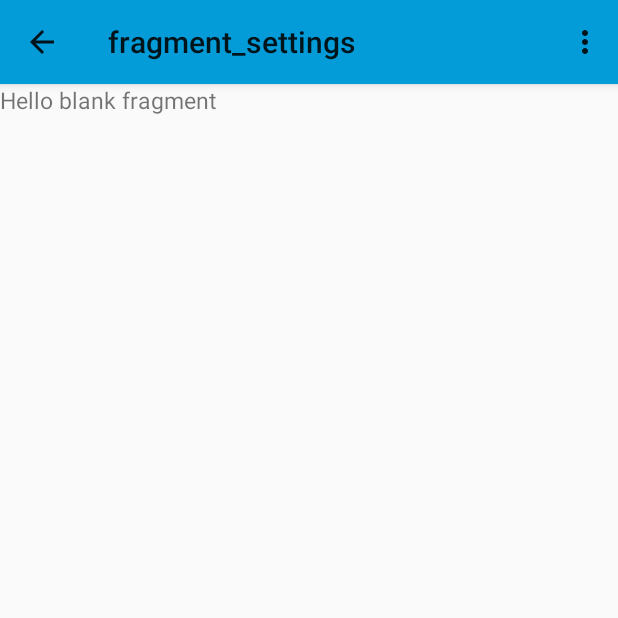
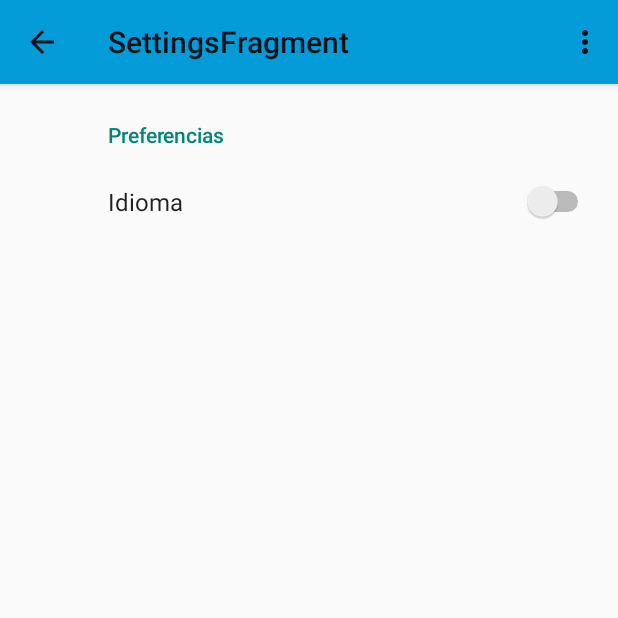
Before and after one commit to robbob93/PMDM-Tarea-2, an Android app: the screen it shows after launch (MainActivity), in the side drawer, after a tap on "Settings", on a phone screen of 412 x 824 dp, the top half of it. Run offline under Robolectric (Android 15) with nearby library versions, the phone set to English and light mode, and no system bars; our stand-ins replace androidx.preference, navigation-ui.

Commit message:
Primera implementación de preferencias y enlace desde el navegador

```diff
--- a/ListadoPersonajes/app/build.gradle.kts
+++ b/ListadoPersonajes/app/build.gradle.kts
@@ -48,6 +48,7 @@ dependencies {
     implementation(libs.material)
     implementation(libs.activity)
     implementation(libs.constraintlayout)
+    implementation(libs.preference)
     testImplementation(libs.junit)
     androidTestImplementation(libs.ext.junit)
     androidTestImplementation(libs.espresso.core)
--- a/ListadoPersonajes/app/src/main/java/linares/rodriguez/listadopersonajes/MainActivity.java
+++ b/ListadoPersonajes/app/src/main/java/linares/rodriguez/listadopersonajes/MainActivity.java
@@ -6,12 +6,10 @@ import android.view.MenuInflater;
 import android.view.MenuItem;
 import android.view.View;
 
-import androidx.activity.EdgeToEdge;
 import androidx.appcompat.app.ActionBarDrawerToggle;
 import androidx.appcompat.app.AlertDialog;
 import androidx.appcompat.app.AppCompatActivity;
 
-import androidx.fragment.app.Fragment;
 import androidx.fragment.app.FragmentManager;
 import androidx.navigation.NavController;
 import androidx.navigation.Navigation;
--- /dev/null
+++ b/ListadoPersonajes/app/src/main/java/linares/rodriguez/listadopersonajes/SettingsFragment.java
@@ -0,0 +1,13 @@
+package linares.rodriguez.listadopersonajes;
+
+import android.os.Bundle;
+
+import androidx.preference.PreferenceFragmentCompat;
+
+public class SettingsFragment extends PreferenceFragmentCompat {
+
+    @Override
+    public void onCreatePreferences(Bundle savedInstanceState, String rootKey) {
+        setPreferencesFromResource(R.xml.root_preferences, rootKey);
+    }
+}
--- a/ListadoPersonajes/app/src/main/java/linares/rodriguez/listadopersonajes/settingsFragment.java
+++ /dev/null
@@ -1,64 +0,0 @@
-package linares.rodriguez.listadopersonajes;
-
-import android.os.Bundle;
-
-import androidx.fragment.app.Fragment;
-
-import android.view.LayoutInflater;
-import android.view.View;
-import android.view.ViewGroup;
-
-/**
- * A simple {@link Fragment} subclass.
- * Use the {@link settingsFragment#newInstance} factory method to
- * create an instance of this fragment.
- */
-public class settingsFragment extends Fragment {
-
-    // TODO: Rename parameter arguments, choose names that match
-    // the fragment initialization parameters, e.g. ARG_ITEM_NUMBER
-    private static final String ARG_PARAM1 = "param1";
-    private static final String ARG_PARAM2 = "param2";
-
-    // TODO: Rename and change types of parameters
-    private String mParam1;
-    private String mParam2;
-
-    public settingsFragment() {
-        // Required empty public constructor
-    }
-
-    /**
-     * Use this factory method to create a new instance of
-     * this fragment using the provided parameters.
-     *
-     * @param param1 Parameter 1.
-     * @param param2 Parameter 2.
-     * @return A new instance of fragment settingsFragment.
-     */
-    // TODO: Rename and change types and number of parameters
-    public static settingsFragment newInstance(String param1, String param2) {
-        settingsFragment fragment = new settingsFragment();
-        Bundle args = new Bundle();
-        args.putString(ARG_PARAM1, param1);
-        args.putString(ARG_PARAM2, param2);
-        fragment.setArguments(args);
-        return fragment;
-    }
-
-    @Override
-    public void onCreate(Bundle savedInstanceState) {
-        super.onCreate(savedInstanceState);
-        if (getArguments() != null) {
-            mParam1 = getArguments().getString(ARG_PARAM1);
-            mParam2 = getArguments().getString(ARG_PARAM2);
-        }
-    }
-
-    @Override
-    public View onCreateView(LayoutInflater inflater, ViewGroup container,
-                             Bundle savedInstanceState) {
-        // Inflate the layout for this fragment
-        return inflater.inflate(R.layout.fragment_settings, container, false);
-    }
-}
--- a/ListadoPersonajes/app/src/main/res/navigation/nav_graph.xml
+++ b/ListadoPersonajes/app/src/main/res/navigation/nav_graph.xml
@@ -15,9 +15,6 @@
         <action
             android:id="@+id/action_mainFragment_to_pjDetailFragment2"
             app:destination="@id/pjDetailFragment" />
-        <action
-            android:id="@+id/action_mainFragment_to_settingsFragment"
-            app:destination="@id/settingsFragment" />
     </fragment>
 
     <!-- Definición del GameDetailFragment -->
@@ -30,13 +27,14 @@
             android:id="@+id/action_pjDetailFragment_to_mainFragment2"
             app:destination="@id/mainFragment" />
     </fragment>
+
     <fragment
         android:id="@+id/settingsFragment"
-        android:name="linares.rodriguez.listadopersonajes.settingsFragment"
-        android:label="fragment_settings"
-        tools:layout="@layout/fragment_settings" >
+        android:name="linares.rodriguez.listadopersonajes.SettingsFragment"
+        android:label="SettingsFragment" >
         <action
             android:id="@+id/action_settingsFragment_to_mainFragment"
             app:destination="@id/mainFragment" />
     </fragment>
+
 </navigation>
--- /dev/null
+++ b/ListadoPersonajes/app/src/main/res/xml/root_preferences.xml
@@ -0,0 +1,15 @@
+<PreferenceScreen xmlns:android="http://schemas.android.com/apk/res/android"
+    xmlns:app="http://schemas.android.com/apk/res-auto">
+
+    <PreferenceCategory app:title="@string/messages_header">
+        <SwitchPreference
+            android:defaultValue="false"
+            android:key="switch_preference_1"
+            android:title="Idioma" />
+
+
+    </PreferenceCategory>
+
+
+
+</PreferenceScreen>
--- a/ListadoPersonajes/gradle/libs.versions.toml
+++ b/ListadoPersonajes/gradle/libs.versions.toml
@@ -7,6 +7,7 @@ appcompat = "1.7.0"
 material = "1.12.0"
 activity = "1.9.3"
 constraintlayout = "2.2.0"
+preference = "1.2.0"
 
 [libraries]
 junit = { group = "junit", name = "junit", version.ref = "junit" }
@@ -16,6 +17,7 @@ appcompat = { group = "androidx.appcompat", name = "appcompat", version.ref = "a
 material = { group = "com.google.android.material", name = "material", version.ref = "material" }
 activity = { group = "androidx.activity", name = "activity", version.ref = "activity" }
 constraintlayout = { group = "androidx.constraintlayout", name = "constraintlayout", version.ref = "constraintlayout" }
+preference = { group = "androidx.preference", name = "preference", version.ref = "preference" }
 
 [plugins]
 android-application = { id = "com.android.application", version.ref = "agp" }
```
Also changed, not shown: ListadoPersonajes/app/src/main/res/values/strings.xml (+14 -0 lines), ListadoPersonajes/app/src/main/res/xml/preferences.xml (deleted, +0 -12 lines).
